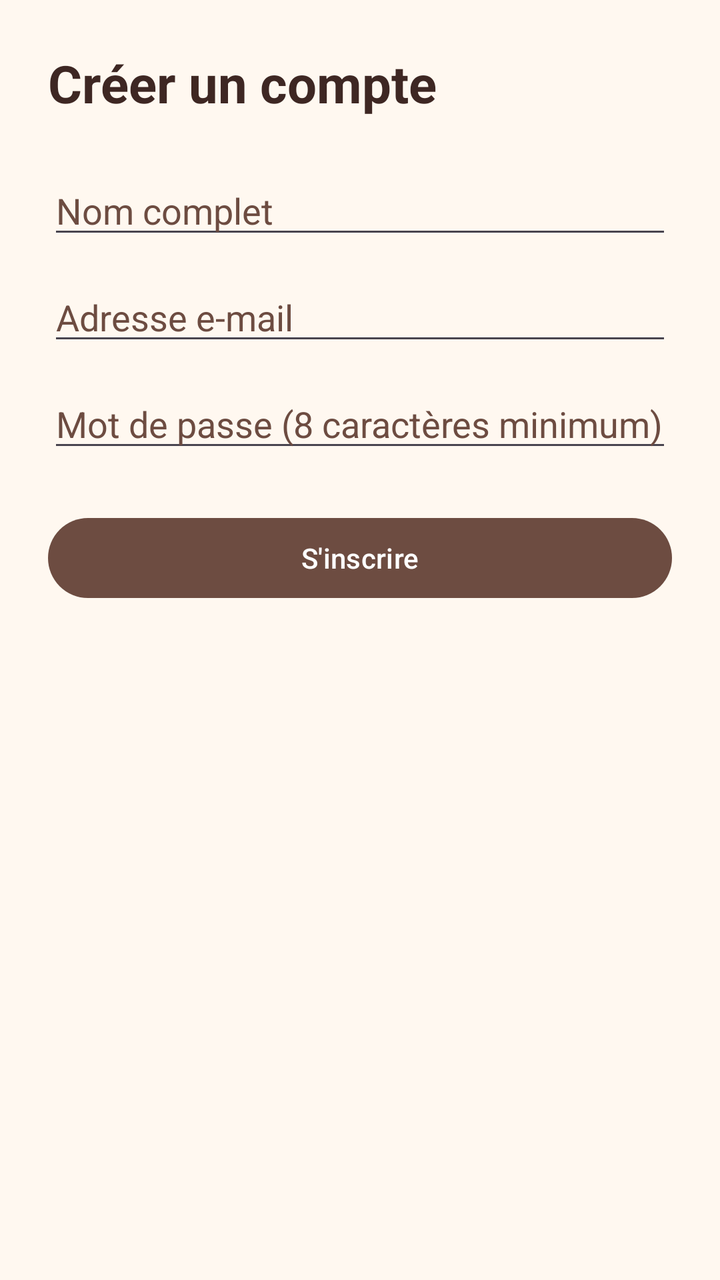
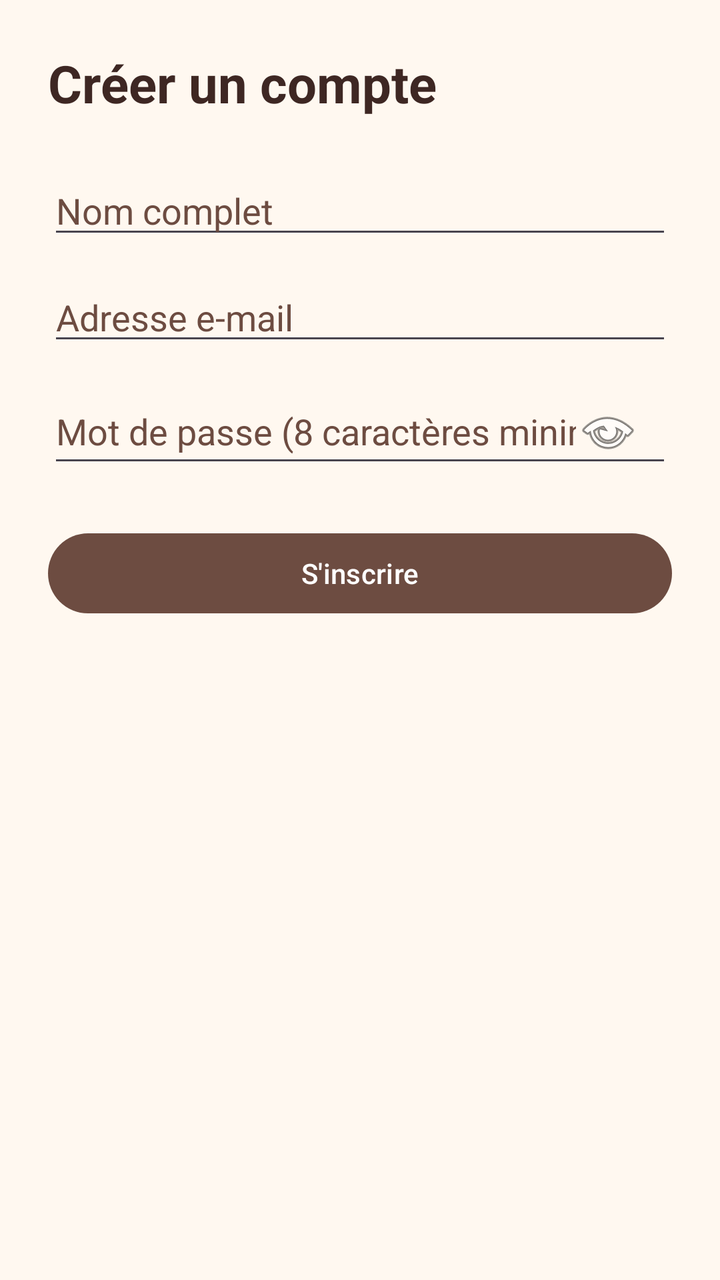

Before-and-after screenshots of an Android layout around one commit, followed by the original layout XML and the change that was made.
<!-- AndroidManifest.xml: application theme Theme.WorkshopPetShelter -->
<!-- res/layout/activity_register.xml -->
<ScrollView xmlns:android="http://schemas.android.com/apk/res/android"
    xmlns:app="http://schemas.android.com/apk/res-auto"
    android:layout_width="match_parent"
    android:layout_height="match_parent"
    android:background="@color/app_background"
    android:fillViewport="true">

    <LinearLayout
        android:layout_width="match_parent"
        android:layout_height="wrap_content"
        android:orientation="vertical"
        android:padding="24dp">

        <TextView
            android:id="@+id/tvRegisterTitle"
            android:layout_width="match_parent"
            android:layout_height="wrap_content"
            android:text="Créer un compte"
            android:textColor="@color/text_primary"
            android:textSize="26sp"
            android:textStyle="bold" />

        <EditText
            android:id="@+id/etName"
            android:layout_width="match_parent"
            android:layout_height="wrap_content"
            android:layout_marginTop="24dp"
            android:autofillHints="name"
            android:hint="Nom complet"
            android:inputType="textPersonName"
            android:maxLines="1"
            android:textColor="@color/text_primary"
            android:textColorHint="@color/accent" />

        <EditText
            android:id="@+id/etRegisterEmail"
            android:layout_width="match_parent"
            android:layout_height="wrap_content"
            android:layout_marginTop="12dp"
            android:autofillHints="emailAddress"
            android:hint="Adresse e-mail"
            android:inputType="textEmailAddress"
            android:maxLines="1"
            android:textColor="@color/text_primary"
            android:textColorHint="@color/accent" />

        <EditText
            android:id="@+id/etRegisterPassword"
            android:layout_width="match_parent"
            android:layout_height="wrap_content"
            android:layout_marginTop="12dp"
            android:autofillHints="newPassword"
            android:hint="Mot de passe (8 caractères minimum)"
            android:inputType="textPassword"
            android:maxLines="1"
            android:textColor="@color/text_primary"
            android:textColorHint="@color/accent" />

        <com.google.android.material.button.MaterialButton
            android:id="@+id/btnRegister"
            android:layout_width="match_parent"
            android:layout_height="wrap_content"
            android:layout_marginTop="24dp"
            android:text="S'inscrire"
            android:textAllCaps="false"
            app:backgroundTint="@color/accent" />

    </LinearLayout>

</ScrollView>
<!-- resources referenced by this layout -->
<resources>
  <color name="accent">#6D4C41</color>
  <color name="app_background">#FFF8F0</color>
  <color name="text_primary">#3E2723</color>
  <style name="Theme.WorkshopPetShelter" parent="Theme.Material3.DayNight.NoActionBar" />
</resources>

<!-- the commit's change to res/layout/activity_register.xml (unified diff, before → after) -->
@@ -51,8 +51,10 @@
             android:layout_marginTop="12dp"
             android:autofillHints="newPassword"
             android:hint="Mot de passe (8 caractères minimum)"
+            android:drawableEnd="@android:drawable/ic_menu_view"
             android:inputType="textPassword"
             android:maxLines="1"
+            android:paddingEnd="16dp"
             android:textColor="@color/text_primary"
             android:textColorHint="@color/accent" />
 
